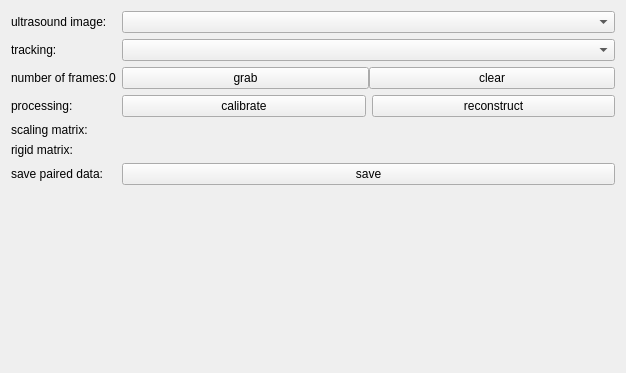
NifTK/NifTK, file MITK/Modules/USReconGui/Internal/niftkUSReconGUI.ui: the form before one commit.
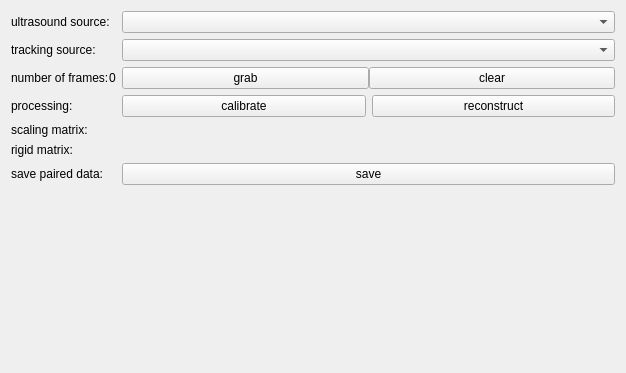
The form after the commit. Custom widgets are drawn as their Qt base class.

Commit message: Issue #5003: Help info added

```diff
--- a/MITK/Modules/USReconGui/Internal/niftkUSReconGUI.ui
+++ b/MITK/Modules/USReconGui/Internal/niftkUSReconGUI.ui
@@ -19,7 +19,7 @@
      <item row="0" column="0">
       <widget class="QLabel" name="m_ImageLabel">
        <property name="text">
-        <string>ultrasound image:</string>
+        <string>ultrasound source:</string>
        </property>
       </widget>
      </item>
@@ -29,7 +29,7 @@
      <item row="1" column="0">
       <widget class="QLabel" name="m_TrackingLabel">
        <property name="text">
-        <string>tracking:</string>
+        <string>tracking source:</string>
        </property>
       </widget>
      </item>
```
The commit also changes 2 other files.
